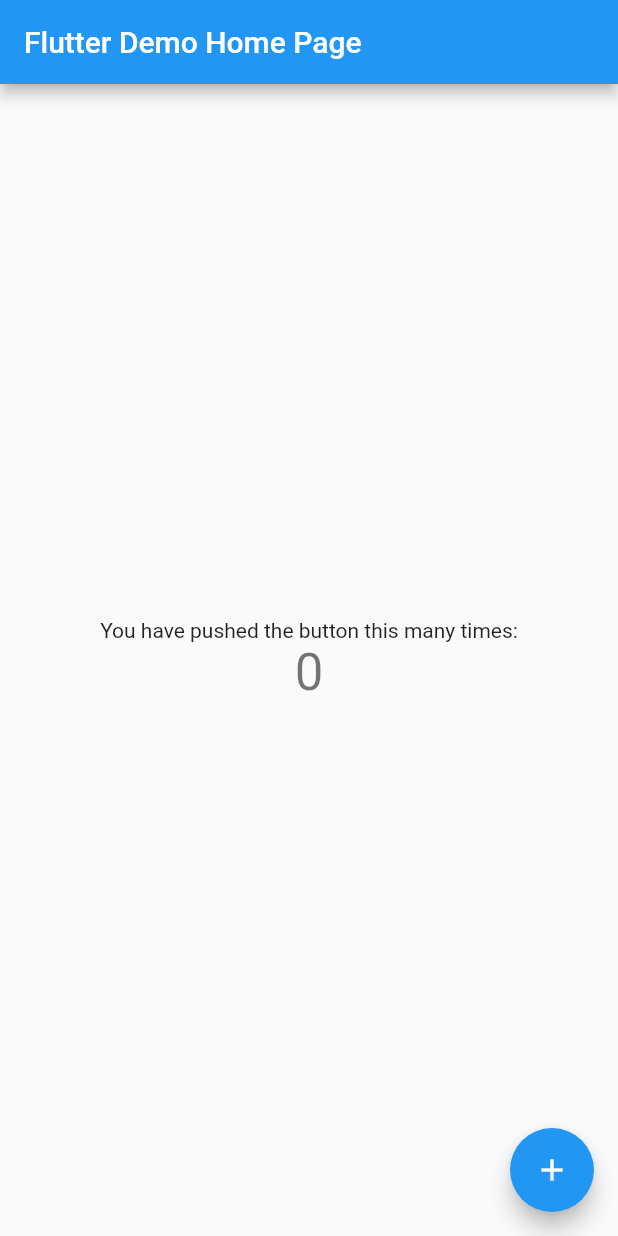
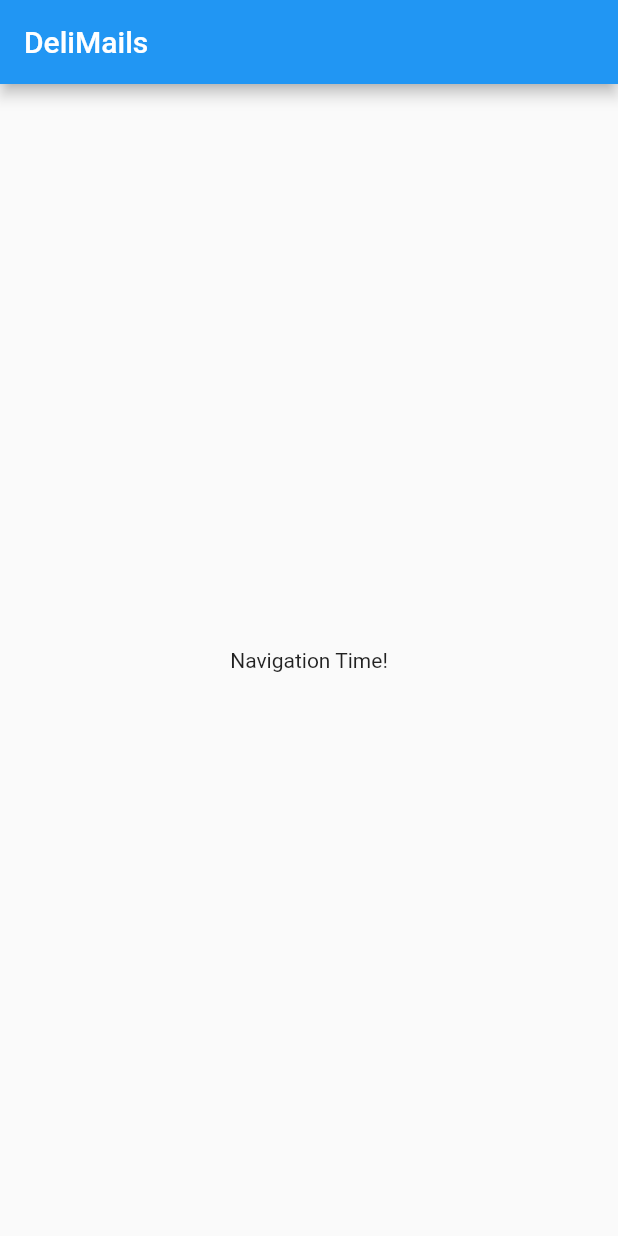
Before and after one commit to yousseftaher2008/Chat-App, a Flutter app: the screen it shows after launch, on a phone screen of 412 x 824 dp. Run offline on Flutter 3.47's test engine with Material 2 defaults, Android fonts, the phone set to English and light mode, and no system bars.

Commit message:
second commit

```diff
--- a/lib/main.dart
+++ b/lib/main.dart
@@ -9,57 +9,33 @@
   @override
   Widget build(BuildContext context) {
     return MaterialApp(
-      title: 'Flutter Demo',
+      title: 'DeliMails',
       theme: ThemeData(
         primarySwatch: Colors.blue,
       ),
-      home: const MyHomePage(title: 'Flutter Demo Home Page'),
+      home: const MyHomePage(),
     );
   }
 }
 
 class MyHomePage extends StatefulWidget {
-  const MyHomePage({super.key, required this.title});
-  final String title;
+  const MyHomePage({super.key});
 
   @override
   State<MyHomePage> createState() => _MyHomePageState();
 }
 
 class _MyHomePageState extends State<MyHomePage> {
-  int _counter = 0;
-
-  void _incrementCounter() {
-    setState(() {
-      _counter++;
-    });
-  }
 
   @override
   Widget build(BuildContext context) {
     return Scaffold(
       appBar: AppBar(
 
-        title: Text(widget.title),
+        title: const Text("DeliMails"),
       ),
-      body: Center(
-        child: Column(
-          mainAxisAlignment: MainAxisAlignment.center,
-          children: <Widget>[
-            const Text(
-              'You have pushed the button this many times:',
-            ),
-            Text(
-              '$_counter',
-              style: Theme.of(context).textTheme.headline4,
-            ),
-          ],
-        ),
-      ),
-      floatingActionButton: FloatingActionButton(
-        onPressed: _incrementCounter,
-        tooltip: 'Increment',
-        child: const Icon(Icons.add),
+      body: const Center(
+        child: Text("Navigation Time!"),
       ),
     );
   }
```
Also changed, not shown: lib/categoriers.dart (added, +20 -0 lines), lib/category_item.dart (added, +26 -0 lines), lib/dummy_data.dart (added, +21 -0 lines), lib/models/category.dart (added, +8 -0 lines).
